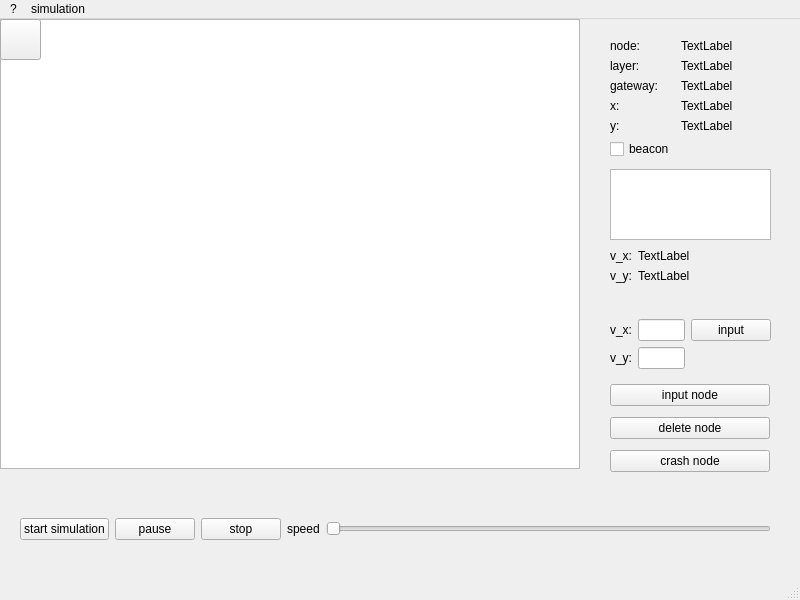
This is network_time_sync/gui/window_main.ui in abusimbele/network_time_sync as Qt 5 draws it before an edit. The edited form follows.
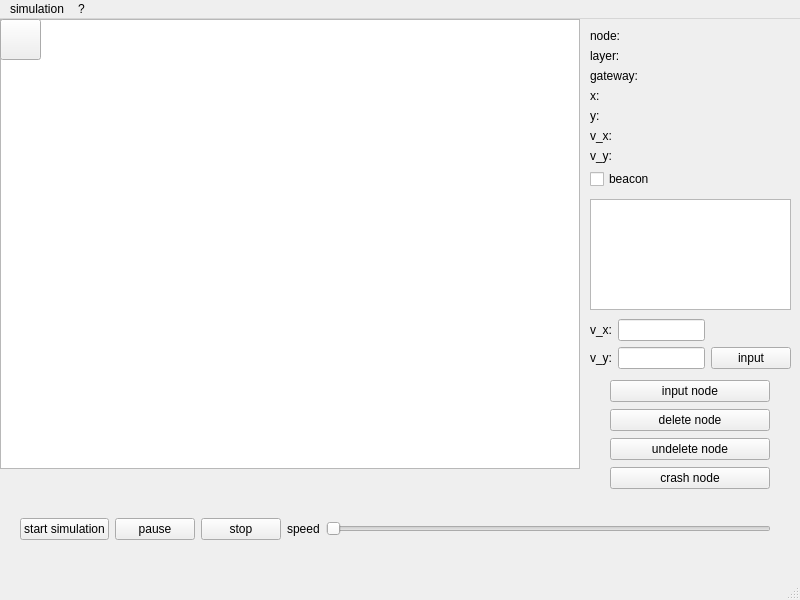
This is the edited form. Icons and pictures are not drawn.

What changed in the file:
```diff
--- a/network_time_sync/gui/window_main.ui
+++ b/network_time_sync/gui/window_main.ui
@@ -60,10 +60,10 @@
    <widget class="QWidget" name="formLayoutWidget">
     <property name="geometry">
      <rect>
-      <x>610</x>
-      <y>20</y>
-      <width>160</width>
-      <height>133</height>
+      <x>590</x>
+      <y>10</y>
+      <width>201</width>
+      <height>171</height>
      </rect>
     </property>
     <layout class="QFormLayout" name="formLayout">
@@ -80,7 +80,7 @@
      <item row="0" column="1">
       <widget class="QLabel" name="label_node">
        <property name="text">
-        <string>TextLabel</string>
+        <string/>
        </property>
       </widget>
      </item>
@@ -94,7 +94,21 @@
      <item row="1" column="1">
       <widget class="QLabel" name="label_layer">
        <property name="text">
-        <string>TextLabel</string>
+        <string/>
+       </property>
+      </widget>
+     </item>
+     <item row="2" column="0">
+      <widget class="QLabel" name="label_txt_gateway">
+       <property name="text">
+        <string>gateway:</string>
+       </property>
+      </widget>
+     </item>
+     <item row="2" column="1">
+      <widget class="QLabel" name="label_gateway">
+       <property name="text">
+        <string/>
        </property>
       </widget>
      </item>
@@ -108,7 +122,7 @@
      <item row="3" column="1">
       <widget class="QLabel" name="label_x">
        <property name="text">
-        <string>TextLabel</string>
+        <string/>
        </property>
       </widget>
      </item>
@@ -122,25 +136,39 @@
      <item row="4" column="1">
       <widget class="QLabel" name="label_y">
        <property name="text">
-        <string>TextLabel</string>
+        <string/>
        </property>
       </widget>
      </item>
-     <item row="2" column="0">
-      <widget class="QLabel" name="label_txt_gateway">
+     <item row="5" column="0">
+      <widget class="QLabel" name="label_txt_v_x">
        <property name="text">
-        <string>gateway:</string>
-       </property>
-      </widget>
-     </item>
-     <item row="2" column="1">
-      <widget class="QLabel" name="label_gateway">
-       <property name="text">
-        <string>TextLabel</string>
+        <string>v_x:</string>
        </property>
       </widget>
      </item>
      <item row="6" column="0">
+      <widget class="QLabel" name="label_txt_v_y">
+       <property name="text">
+        <string>v_y:</string>
+       </property>
+      </widget>
+     </item>
+     <item row="5" column="1">
+      <widget class="QLabel" name="label_v_x">
+       <property name="text">
+        <string/>
+       </property>
+      </widget>
+     </item>
+     <item row="6" column="1">
+      <widget class="QLabel" name="label_v_y">
+       <property name="text">
+        <string/>
+       </property>
+      </widget>
+     </item>
+     <item row="8" column="0">
       <widget class="QCheckBox" name="checkBox_beacon">
        <property name="text">
         <string>beacon</string>
@@ -202,7 +230,7 @@
       <x>610</x>
       <y>360</y>
       <width>160</width>
-      <height>101</height>
+      <height>112</height>
      </rect>
     </property>
     <layout class="QVBoxLayout" name="verticalLayout">
@@ -220,6 +248,13 @@
        </property>
       </widget>
      </item>
+     <item>
+      <widget class="QPushButton" name="pushButton_undelete_node">
+       <property name="text">
+        <string>undelete node</string>
+       </property>
+      </widget>
+     </item>
      <item>
       <widget class="QPushButton" name="pushButton_crash_node">
        <property name="text">
@@ -232,62 +267,19 @@
    <widget class="QListView" name="listView_neighbours">
     <property name="geometry">
      <rect>
-      <x>610</x>
-      <y>150</y>
-      <width>161</width>
-      <height>71</height>
+      <x>590</x>
+      <y>180</y>
+      <width>201</width>
+      <height>111</height>
      </rect>
     </property>
    </widget>
-   <widget class="QWidget" name="formLayoutWidget_2">
-    <property name="geometry">
-     <rect>
-      <x>610</x>
-      <y>230</y>
-      <width>160</width>
-      <height>53</height>
-     </rect>
-    </property>
-    <layout class="QFormLayout" name="formLayout_2">
-     <property name="fieldGrowthPolicy">
-      <enum>QFormLayout::AllNonFixedFieldsGrow</enum>
-     </property>
-     <item row="0" column="0">
-      <widget class="QLabel" name="label_txt_v_x">
-       <property name="text">
-        <string>v_x:</string>
-       </property>
-      </widget>
-     </item>
-     <item row="1" column="0">
-      <widget class="QLabel" name="label_txt_v_y">
-       <property name="text">
-        <string>v_y:</string>
-       </property>
-      </widget>
-     </item>
-     <item row="1" column="1">
-      <widget class="QLabel" name="label_v_y">
-       <property name="text">
-        <string>TextLabel</string>
-       </property>
-      </widget>
-     </item>
-     <item row="0" column="1">
-      <widget class="QLabel" name="label_v_x">
-       <property name="text">
-        <string>TextLabel</string>
-       </property>
-      </widget>
-     </item>
-    </layout>
-   </widget>
    <widget class="QWidget" name="gridLayoutWidget">
     <property name="geometry">
      <rect>
-      <x>610</x>
+      <x>590</x>
       <y>300</y>
-      <width>161</width>
+      <width>201</width>
       <height>51</height>
      </rect>
     </property>
@@ -298,13 +290,6 @@
      <item row="2" column="1">
       <widget class="QLineEdit" name="lineEdit_v_y"/>
      </item>
-     <item row="1" column="2">
-      <widget class="QPushButton" name="pushButton_input_v">
-       <property name="text">
-        <string>input</string>
-       </property>
-      </widget>
-     </item>
      <item row="1" column="0">
       <widget class="QLabel" name="label_txt_v_x_2">
        <property name="text">
@@ -319,6 +304,13 @@
        </property>
       </widget>
      </item>
+     <item row="2" column="2">
+      <widget class="QPushButton" name="pushButton_input_v">
+       <property name="text">
+        <string>input</string>
+       </property>
+      </widget>
+     </item>
     </layout>
    </widget>
   </widget>
@@ -343,8 +335,8 @@
     </property>
     <addaction name="actionINIT"/>
    </widget>
-   <addaction name="menuAcoustic_Network_Simulation"/>
    <addaction name="menuSimulation"/>
+   <addaction name="menuAcoustic_Network_Simulation"/>
   </widget>
   <widget class="QStatusBar" name="statusbar"/>
   <action name="actionVersion">
```
Left out of the diff: 15 changed lines with no effect on the pictures.
